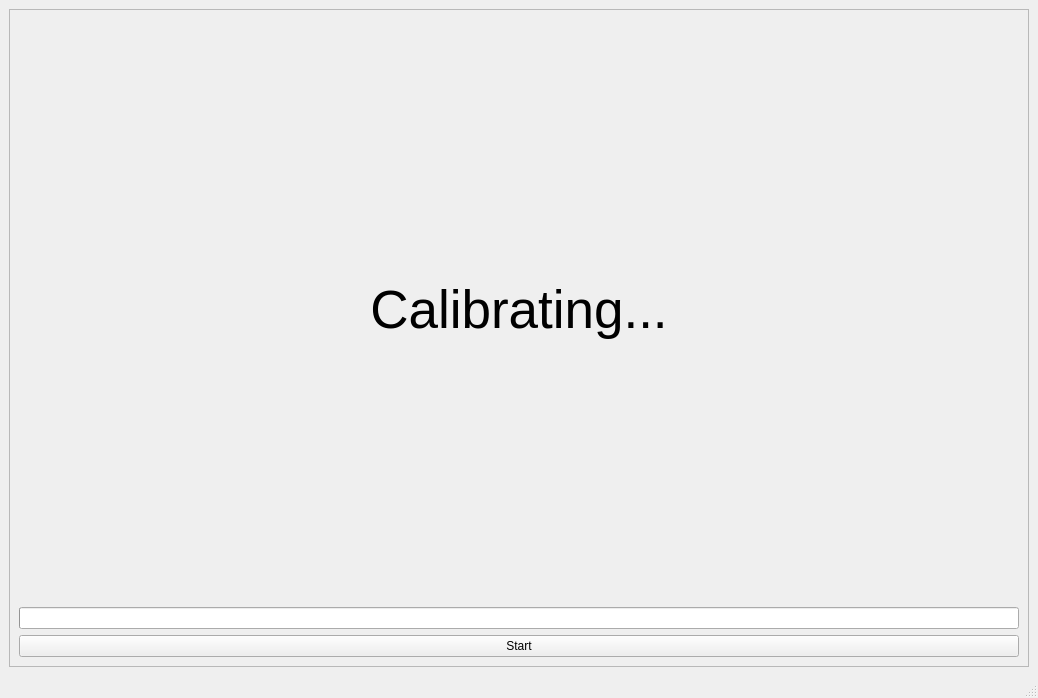
Old version of the form calibration.ui in the repository dapeef/4yp-snooker-aide.
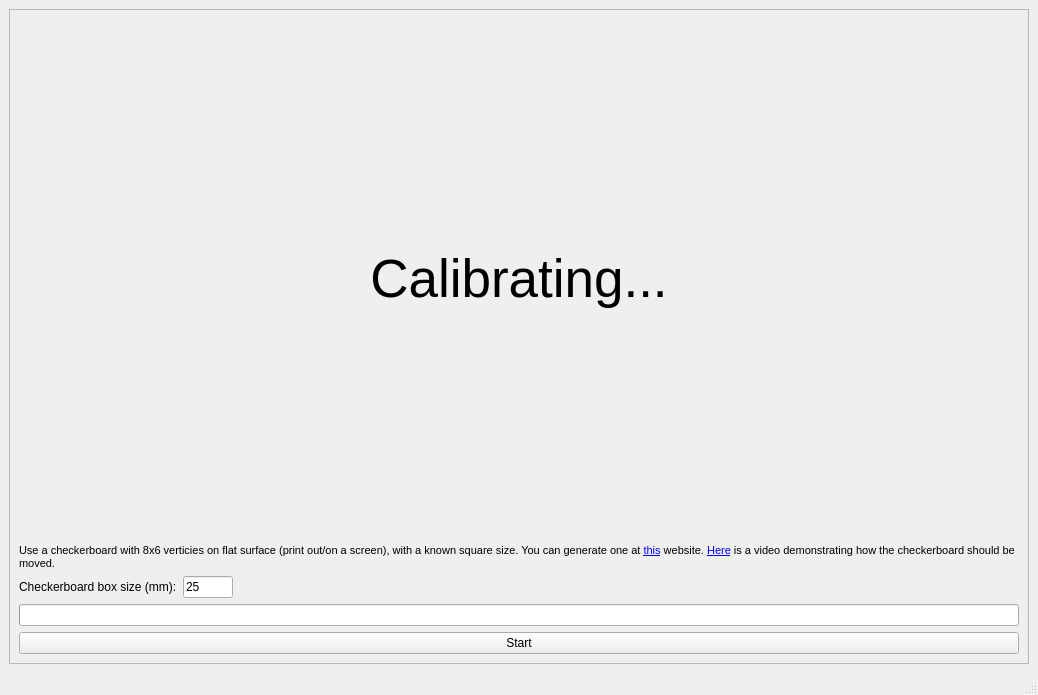
New version of the form.

Commit message: Incremental calibration improvement

Diff of the .ui file:
```diff
--- a/calibration.ui
+++ b/calibration.ui
@@ -7,7 +7,7 @@
     <x>0</x>
     <y>0</y>
     <width>1038</width>
-    <height>698</height>
+    <height>695</height>
    </rect>
   </property>
   <property name="windowTitle">
@@ -26,6 +26,12 @@
       <layout class="QVBoxLayout" name="verticalLayout_2">
        <item>
         <widget class="QLabel" name="image_label">
+         <property name="sizePolicy">
+          <sizepolicy hsizetype="Preferred" vsizetype="Expanding">
+           <horstretch>0</horstretch>
+           <verstretch>0</verstretch>
+          </sizepolicy>
+         </property>
          <property name="font">
           <font>
            <pointsize>40</pointsize>
@@ -39,6 +45,84 @@
          </property>
         </widget>
        </item>
+       <item>
+        <widget class="QLabel" name="label">
+         <property name="sizePolicy">
+          <sizepolicy hsizetype="Preferred" vsizetype="Preferred">
+           <horstretch>0</horstretch>
+           <verstretch>0</verstretch>
+          </sizepolicy>
+         </property>
+         <property name="text">
+          <string>&lt;!DOCTYPE HTML PUBLIC &quot;-//W3C//DTD HTML 4.0//EN&quot; &quot;http://www.w3.org/TR/REC-html40/strict.dtd&quot;&gt;
+&lt;html&gt;&lt;head&gt;&lt;meta name=&quot;qrichtext&quot; content=&quot;1&quot; /&gt;&lt;style type=&quot;text/css&quot;&gt;
+p, li { white-space: pre-wrap; }
+&lt;/style&gt;&lt;/head&gt;&lt;body style=&quot; font-family:'MS Shell Dlg 2'; font-size:8pt; font-weight:400; font-style:normal;&quot;&gt;
+&lt;p style=&quot; margin-top:12px; margin-bottom:12px; margin-left:0px; margin-right:0px; -qt-block-indent:0; text-indent:0px;&quot;&gt;Use a checkerboard with 8x6 verticies on flat surface (print out/on a screen), with a known square size. You can generate one at &lt;a href=&quot;https://markhedleyjones.com/projects/calibration-checkerboard-collection&quot;&gt;&lt;span style=&quot; text-decoration: underline; color:#0000ff;&quot;&gt;this&lt;/span&gt;&lt;/a&gt; website. &lt;a href=&quot;https://youtu.be/yMsH9iJ0gy8?si=G-sRQdKRWJy7Yp6n&quot;&gt;&lt;span style=&quot; text-decoration: underline; color:#0000ff;&quot;&gt;Here&lt;/span&gt;&lt;/a&gt; is a video demonstrating how the checkerboard should be moved.&lt;/p&gt;&lt;/body&gt;&lt;/html&gt;</string>
+         </property>
+         <property name="wordWrap">
+          <bool>true</bool>
+         </property>
+         <property name="openExternalLinks">
+          <bool>true</bool>
+         </property>
+        </widget>
+       </item>
+       <item>
+        <layout class="QHBoxLayout" name="horizontalLayout">
+         <item>
+          <widget class="QLabel" name="label_2">
+           <property name="text">
+            <string>Checkerboard box size (mm):</string>
+           </property>
+          </widget>
+         </item>
+         <item>
+          <widget class="QLineEdit" name="square_size_text">
+           <property name="enabled">
+            <bool>true</bool>
+           </property>
+           <property name="sizePolicy">
+            <sizepolicy hsizetype="Fixed" vsizetype="Fixed">
+             <horstretch>0</horstretch>
+             <verstretch>0</verstretch>
+            </sizepolicy>
+           </property>
+           <property name="minimumSize">
+            <size>
+             <width>50</width>
+             <height>0</height>
+            </size>
+           </property>
+           <property name="maximumSize">
+            <size>
+             <width>50</width>
+             <height>16777215</height>
+            </size>
+           </property>
+           <property name="inputMask">
+            <string>900</string>
+           </property>
+           <property name="text">
+            <string>25</string>
+           </property>
+          </widget>
+         </item>
+         <item>
+          <spacer name="horizontalSpacer">
+           <property name="orientation">
+            <enum>Qt::Horizontal</enum>
+           </property>
+           <property name="sizeHint" stdset="0">
+            <size>
+             <width>40</width>
+             <height>20</height>
+            </size>
+           </property>
+          </spacer>
+         </item>
+        </layout>
+       </item>
        <item>
         <widget class="QProgressBar" name="progress_bar">
          <property name="value">
```
The commit also changes 8 other files.
